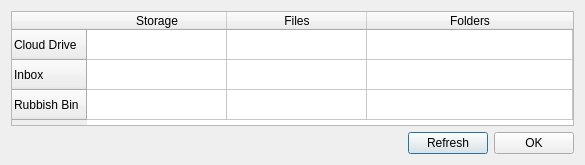
Qt form Source/MEGASync/gui/win/AccountDetailsDialog.ui (meganz/MEGAsync) before a commit.
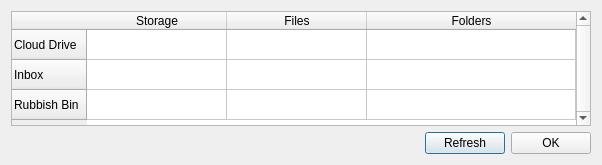
The same form after that commit.

Commit message: Show details about the usage of incoming shares (Windows)

Diff of the .ui file:
```diff
--- a/Source/MEGASync/gui/win/AccountDetailsDialog.ui
+++ b/Source/MEGASync/gui/win/AccountDetailsDialog.ui
@@ -6,19 +6,19 @@
    <rect>
     <x>0</x>
     <y>0</y>
-    <width>585</width>
+    <width>602</width>
     <height>165</height>
    </rect>
   </property>
   <property name="minimumSize">
    <size>
-    <width>585</width>
+    <width>602</width>
     <height>165</height>
    </size>
   </property>
   <property name="maximumSize">
    <size>
-    <width>585</width>
+    <width>602</width>
     <height>165</height>
    </size>
   </property>
@@ -53,6 +53,9 @@
         <property name="layoutDirection">
          <enum>Qt::LeftToRight</enum>
         </property>
+        <property name="verticalScrollBarPolicy">
+         <enum>Qt::ScrollBarAlwaysOn</enum>
+        </property>
         <property name="selectionMode">
          <enum>QAbstractItemView::NoSelection</enum>
         </property>
```
The commit also changes 5 other files.
